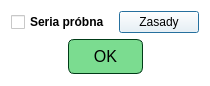
Before: the Qt Designer form source/UI/Seasons/CalendarEditor/MultipleTrialRoundsEditDialog.ui in SiekamCebule/sj-sim, drawn with Qt 5.
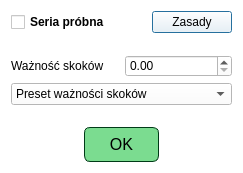
After: the same form once the commit is applied.

What changed in the file:
```diff
--- a/source/UI/Seasons/CalendarEditor/MultipleTrialRoundsEditDialog.ui
+++ b/source/UI/Seasons/CalendarEditor/MultipleTrialRoundsEditDialog.ui
@@ -6,8 +6,8 @@
    <rect>
     <x>0</x>
     <y>0</y>
-    <width>210</width>
-    <height>86</height>
+    <width>243</width>
+    <height>173</height>
    </rect>
   </property>
   <property name="windowTitle">
@@ -49,6 +49,59 @@
      </item>
     </layout>
    </item>
+   <item>
+    <spacer name="verticalSpacer">
+     <property name="orientation">
+      <enum>Qt::Vertical</enum>
+     </property>
+     <property name="sizeHint" stdset="0">
+      <size>
+       <width>20</width>
+       <height>40</height>
+      </size>
+     </property>
+    </spacer>
+   </item>
+   <item>
+    <layout class="QVBoxLayout" name="verticalLayout_2">
+     <item>
+      <layout class="QHBoxLayout" name="horizontalLayout">
+       <item>
+        <widget class="QLabel" name="label_importance">
+         <property name="text">
+          <string>Ważność skoków</string>
+         </property>
+        </widget>
+       </item>
+       <item>
+        <widget class="QDoubleSpinBox" name="doubleSpinBox_importance"/>
+       </item>
+      </layout>
+     </item>
+     <item>
+      <widget class="QComboBox" name="comboBox_importancePreset">
+       <item>
+        <property name="text">
+         <string>Preset ważności skoków</string>
+        </property>
+       </item>
+      </widget>
+     </item>
+    </layout>
+   </item>
+   <item>
+    <spacer name="verticalSpacer_2">
+     <property name="orientation">
+      <enum>Qt::Vertical</enum>
+     </property>
+     <property name="sizeHint" stdset="0">
+      <size>
+       <width>20</width>
+       <height>40</height>
+      </size>
+     </property>
+    </spacer>
+   </item>
    <item>
     <layout class="QHBoxLayout" name="horizontalLayout_OKButton">
      <item>
```
